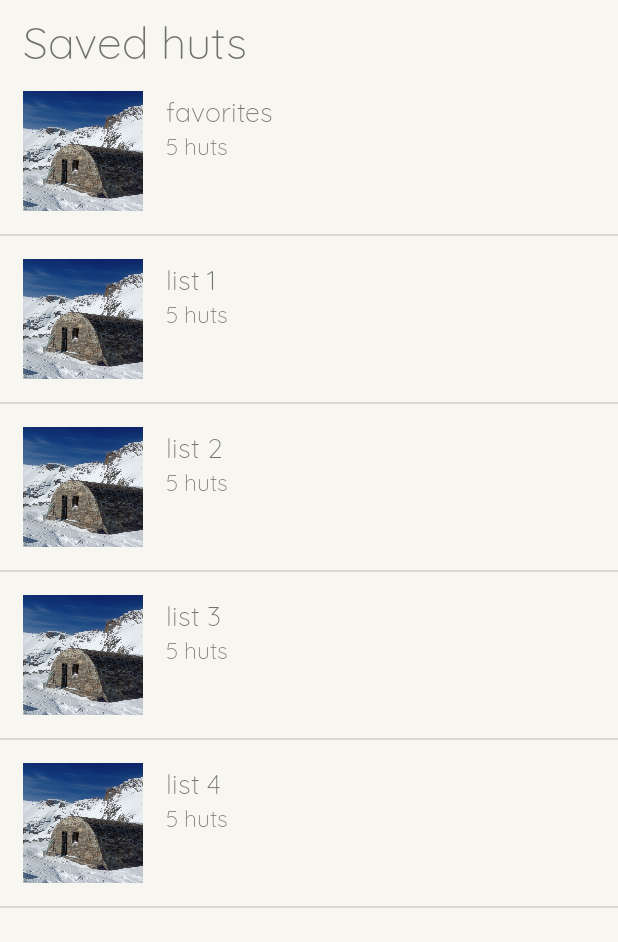
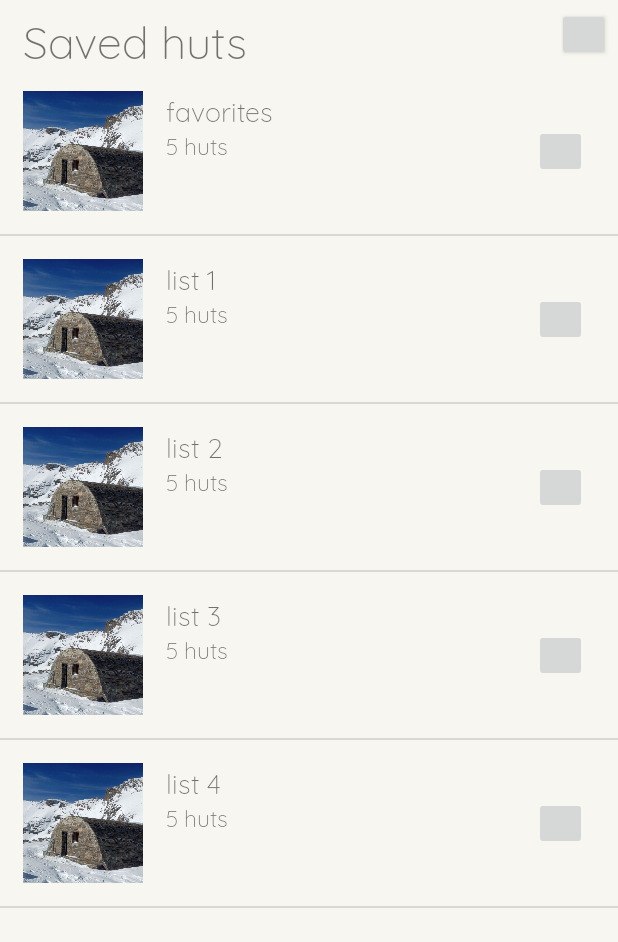
Before and after one commit to StratocasterO/openhuts, an Android app: the screen it shows after launch (Lists), after a tap on an icon or button, on a phone screen of 412 x 824 dp, the part 90-1032 px from its top. Run offline under Robolectric (Android 15) with nearby library versions, the phone set to English and light mode, and no system bars.

Commit message:
edit buttons added in favs and lists, request JSON managed, changes in marker loading (not working)

```diff
--- a/app/src/main/java/com/omar/openhuts/MainActivity.java
+++ b/app/src/main/java/com/omar/openhuts/MainActivity.java
@@ -155,7 +155,6 @@ public class MainActivity extends AppCompatActivity implements OnMapReadyCallbac
 			@Override
 			public boolean onMyLocationButtonClick() {
 				Log.d("click", "clicked on my location");
-				// TODO first time click without login -> login/register lightbox
 				// TODO first click without permission -> request permission
 
 				LocationManager locationManager = (LocationManager) getSystemService(Context.LOCATION_SERVICE);
@@ -183,8 +182,8 @@ public class MainActivity extends AppCompatActivity implements OnMapReadyCallbac
 		r.hutsMapa(this);
 
 		// Adding markers for the huts
-		for (Hut hut : getHuts())
-//		for (Hut hut : Request.lista) TODO wait for response from the server
+		//for (Hut hut : getHuts())
+		for (Hut hut : Request.lista) //TODO wait for response from the server
 			googleMap.addMarker(new MarkerOptions()
 					.position(hut.getLocation())
 					// TODO rating bar into InfoWindow: https://developers.google.com/maps/documentation/android-sdk/infowindows
@@ -216,6 +215,25 @@ public class MainActivity extends AppCompatActivity implements OnMapReadyCallbac
 		googleMap.animateCamera(camUpd);
 	}
 
+	@Override
+	protected void onResume() {
+		super.onResume();
+
+		if(googleMap != null){ //prevent crashing if the map doesn't exist yet (eg. on starting activity)
+			googleMap.clear();
+
+			// Adding markers for the huts
+			//for (Hut hut : getHuts())
+			for (Hut hut : Request.lista) //TODO wait for response from the server
+				googleMap.addMarker(new MarkerOptions()
+						.position(hut.getLocation())
+						// TODO rating bar into InfoWindow: https://developers.google.com/maps/documentation/android-sdk/infowindows
+						//.snippet("~ distance km \n" + hut.getRating().toString() + "(rating bar)")
+						.title(hut.getName())
+				);
+		}
+	}
+
 	// When click on map marker
 	@Override
 	public boolean onMarkerClick(final Marker marker) {
@@ -227,16 +245,13 @@ public class MainActivity extends AppCompatActivity implements OnMapReadyCallbac
 	@Override
 	public void onBackPressed() {
 		getIntent().putExtra("EXIT", true);
+
 		//Display alert message when back button has been pressed
 		AlertDialog.Builder alertDialog = new AlertDialog.Builder(
 				MainActivity.this);
-		// Setting Dialog Title
 		alertDialog.setTitle("Leaving application");
-		// Setting Dialog Message
 		alertDialog.setMessage("Are you sure you want to leave Open Huts?");
-		// Setting Icon to Dialog
 		alertDialog.setIcon(R.drawable.logo);
-		// Setting Positive "Yes" Button
 		alertDialog.setPositiveButton("YES",
 				new DialogInterface.OnClickListener() {
 					public void onClick(DialogInterface dialog, int which) {
@@ -246,15 +261,12 @@ public class MainActivity extends AppCompatActivity implements OnMapReadyCallbac
 						}
 					}
 				});
-		// Setting Negative "NO" Button
 		alertDialog.setNegativeButton("NO",
 				new DialogInterface.OnClickListener() {
 					public void onClick(DialogInterface dialog, int which) {
-						// Write your code here to invoke NO event
 						dialog.cancel();
 					}
 				});
-		// Showing Alert Message
 		alertDialog.show();
 	}
 
@@ -268,16 +280,22 @@ public class MainActivity extends AppCompatActivity implements OnMapReadyCallbac
 	}
 
 	public void add(View v) {
+		// TODO first time click without login -> login/register lightbox
+
 		Log.d("click", "clicked on add");
 		startActivity(new Intent(this, AddHut.class));
 	}
 
 	public void lists(View v) {
+		// TODO first time click without login -> login/register lightbox
+
 		Log.d("click", "clicked on lists");
 		startActivity(new Intent(this, Lists.class));
 	}
 
 	public void profile(View v) {
+		// TODO first time click without login -> login/register lightbox
+
 		Log.d("click", "clicked on profile");
 		startActivity(new Intent(this, Profile.class));
 	}
--- a/app/src/main/res/layout/activity_list.xml
+++ b/app/src/main/res/layout/activity_list.xml
@@ -83,7 +83,19 @@
 			android:text="TextView"
 			android:textSize="30dp"
 			app:layout_constraintEnd_toEndOf="parent"
+			app:layout_constraintHorizontal_bias="0.0"
 			app:layout_constraintStart_toStartOf="parent"
+			app:layout_constraintTop_toTopOf="parent" />
+
+		<Button
+			android:id="@+id/edit"
+			android:layout_width="35dp"
+			android:layout_height="35dp"
+			android:layout_marginTop="5dp"
+			android:layout_marginEnd="5dp"
+			android:layout_marginRight="5dp"
+			android:onClick="edit"
+			app:layout_constraintEnd_toEndOf="parent"
 			app:layout_constraintTop_toTopOf="parent" />
 	</androidx.constraintlayout.widget.ConstraintLayout>
 </androidx.constraintlayout.widget.ConstraintLayout>
--- a/app/src/main/res/layout/list.xml
+++ b/app/src/main/res/layout/list.xml
@@ -43,6 +43,17 @@
 			app:layout_constraintStart_toStartOf="@+id/name"
 			app:layout_constraintTop_toBottomOf="@+id/name" />
 
+		<Button
+			android:id="@+id/delete"
+			android:layout_width="35dp"
+			android:layout_height="35dp"
+			android:layout_marginEnd="5dp"
+			android:layout_marginRight="5dp"
+			android:enabled="false"
+			app:layout_constraintBottom_toBottomOf="parent"
+			app:layout_constraintEnd_toEndOf="parent"
+			app:layout_constraintTop_toTopOf="parent" />
+
 	</androidx.constraintlayout.widget.ConstraintLayout>
 
 </LinearLayout>
```
Also changed, not shown: app/src/main/java/com/omar/openhuts/Lists.java (+24 -0 lines), app/src/main/java/com/omar/openhuts/Request.java (+15 -6 lines), app/src/main/res/layout/list_element.xml (+10 -0 lines).
